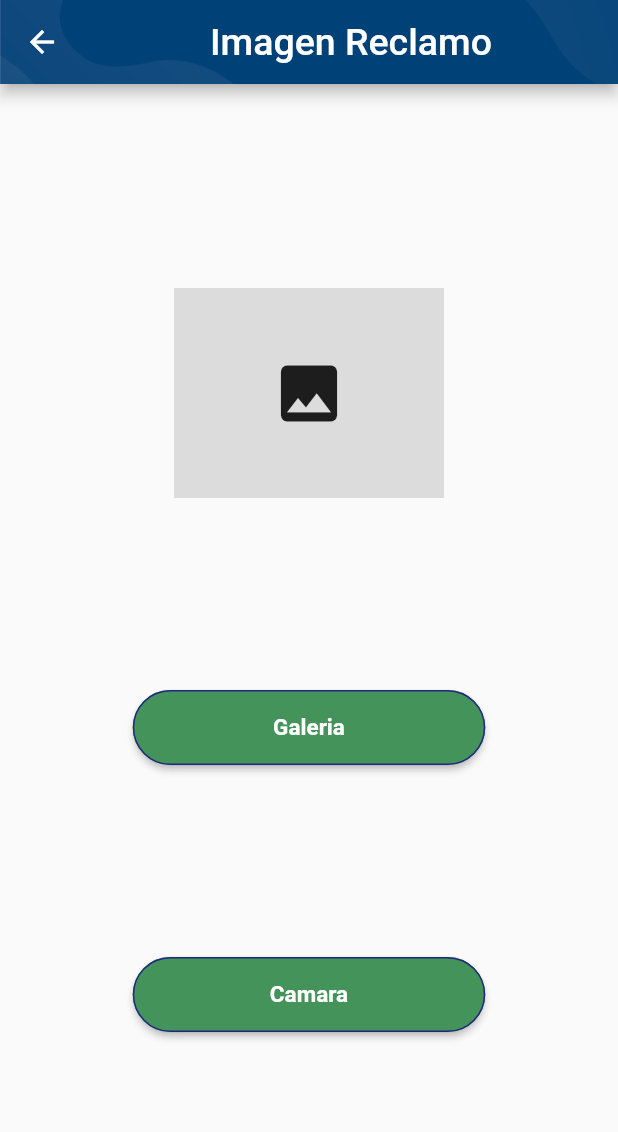
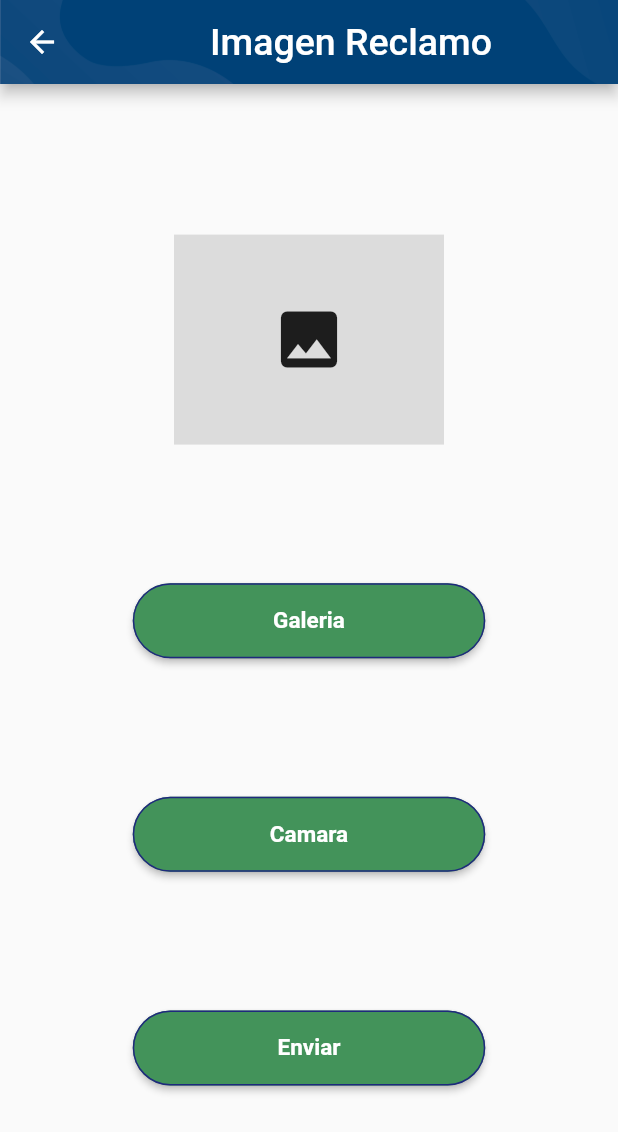
Before and after one commit to SebastianBelmonte01/environment_ucb_frontend, a Flutter app: the MyImageClaimScreen screen opened by its route, on a phone screen of 412 x 824 dp. Shown: the top 1132 px of the screen. Run offline on Flutter 3.47's test engine with Material 2 defaults, Android fonts, the phone set to English and light mode, and no system bars; our stand-ins replace bloc, equatable, flutter_bloc, flutter_secure_storage, image_picker; missing offline and left inert: clipboard, flutter_share, jwt_decode, qr_code_scanner; accounts and stored records are empty; network calls fail.

Commit message:
Uploading changes backend and frontend send claim

```diff
--- a/lib/cubit/claim_cubit/claim_state.dart
+++ b/lib/cubit/claim_cubit/claim_state.dart
@@ -4,29 +4,29 @@ class ClaimState extends Equatable {
   final PageStatus status;
   final List<ClaimDto> claimList;
   final ClaimDto? selectedClaim;
+  final File? image;
 
   const ClaimState({
     this.status = PageStatus.initial,
     this.claimList = const [],
     this.selectedClaim,
+    this.image,
   });
 
   ClaimState copyWith({
     PageStatus? status,
     List<ClaimDto>? claimList,
     ClaimDto? selectedClaim,
+    File? image,
   }) {
     return ClaimState(
       status: status ?? this.status,
       claimList: claimList ?? this.claimList,
       selectedClaim: selectedClaim ?? this.selectedClaim,
+      image: image ?? this.image,
     );
   }
 
   @override
-  List<Object?> get props => [
-        status,
-        claimList,
-        selectedClaim,
-      ];
+  List<Object?> get props => [status, claimList, selectedClaim, image];
 }
--- a/lib/dto/claim_dto.dart
+++ b/lib/dto/claim_dto.dart
@@ -1,17 +1,17 @@
 import 'package:environment_ucb/dto/reservation_dto.dart';
 
 class ClaimDto {
-  final int claimId;
-  final ReservationDto reservationDto;
+  final int? claimId;
+  final ReservationDto? reservationDto;
   final String? resClaim;
   final String date;
   final String desClaim;
   final String claimState;
   final String image;
 
-  const ClaimDto({
-    required this.claimId,
-    required this.reservationDto,
+  ClaimDto({
+    this.claimId,
+    this.reservationDto,
     this.resClaim,
     required this.date,
     required this.desClaim,
@@ -33,7 +33,7 @@ class ClaimDto {
 
   Map<String, dynamic> toJson() => {
         'claimId': claimId,
-        'reservationDto': reservationDto.toJson(),
+        'reservationDto': reservationDto!.toJson(),
         'resClaim': resClaim,
         'date': date,
         'desClaim': desClaim,
@@ -44,4 +44,6 @@ class ClaimDto {
 
 
 
+
+
 }
--- a/lib/screens/claim_reservation_screen.dart
+++ b/lib/screens/claim_reservation_screen.dart
@@ -6,6 +6,7 @@ import 'package:environment_ucb/components/my_text.dart';
 import 'package:environment_ucb/components/my_textarea.dart';
 import 'package:environment_ucb/components/my_textfield.dart';
 import 'package:environment_ucb/cubit/aproved_request_cubit/aproved_request_cubit.dart';
+import 'package:environment_ucb/cubit/claim_cubit/claim_cubit.dart';
 import 'package:environment_ucb/themes/app_theme.dart';
 import 'package:flutter/material.dart';
 import 'package:flutter_bloc/flutter_bloc.dart';
@@ -93,8 +94,9 @@ class MyClaimReservationScreen extends StatelessWidget {
                       color: Color.fromRGBO(224, 200, 121, 1),
                       text: "Registrar Reclamo",
                       onPressed: () {
-                        //should go to next page
-                        //BlocProvider.of<LoginCubit>(context).setAccountInfo(mail.text, password.text);
+                        print("ID");
+                        print(state.reservation.reservationId);
+                        BlocProvider.of<ClaimCubit>(context).registerNewClaim(state.reservation.reservationId!, reasonRequest.text);
                       },
                     ),
                   ],
--- a/lib/screens/image_claim_screen.dart
+++ b/lib/screens/image_claim_screen.dart
@@ -5,7 +5,9 @@
 import 'dart:io';
 import 'package:environment_ucb/components/my_appBar.dart';
 import 'package:environment_ucb/components/my_button.dart';
+import 'package:environment_ucb/cubit/claim_cubit/claim_cubit.dart';
 import 'package:flutter/material.dart';
+import 'package:flutter_bloc/flutter_bloc.dart';
 import 'package:image_picker/image_picker.dart';
 
 import '../themes/app_theme.dart';
@@ -60,7 +62,7 @@ class _MyImageClaimScreenState extends State<MyImageClaimScreen> {
                 textColor: Colors.white,
                 color: AppTheme.primary,
                 text: "Galeria",
-                onPressed: () {
+                onPressed: (){
                   getgall();
                 },
               ),
@@ -71,8 +73,22 @@ class _MyImageClaimScreenState extends State<MyImageClaimScreen> {
                 textColor: Colors.white,
                 color: AppTheme.primary,
                 text: "Camara",
-                onPressed: () {
+                onPressed: (){
                   getcam();
+
+                },
+              ),
+
+              MyButton(
+                fontSize: 15,
+                width: 235,
+                height: 50,
+                textColor: Colors.white,
+                color: AppTheme.primary,
+                text: "Enviar",
+                onPressed: (){
+                  BlocProvider.of<ClaimCubit>(context).setImage(file!);
+                  Navigator.pop(context);
                 },
               ),
             ],
```
Also changed, not shown: lib/cubit/claim_cubit/claim_cubit.dart (+20 -0 lines), lib/screens/claimed_reservation_admin_screen.dart (+6 -6 lines), lib/screens/information_claim_admin_screen.dart (+6 -6 lines), lib/services/claim_service.dart (+32 -2 lines).
